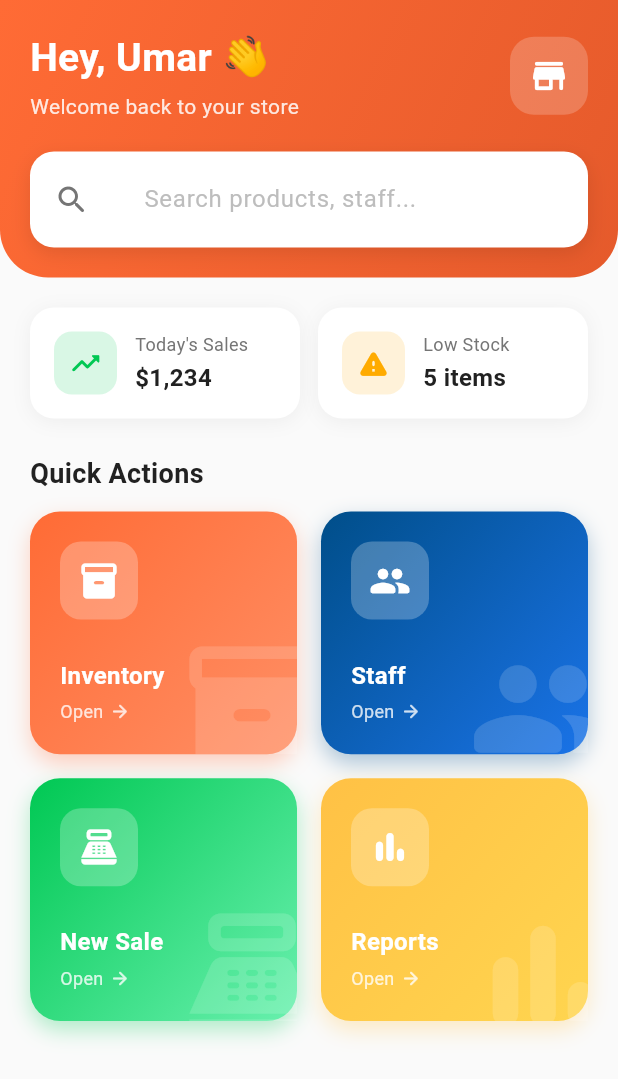
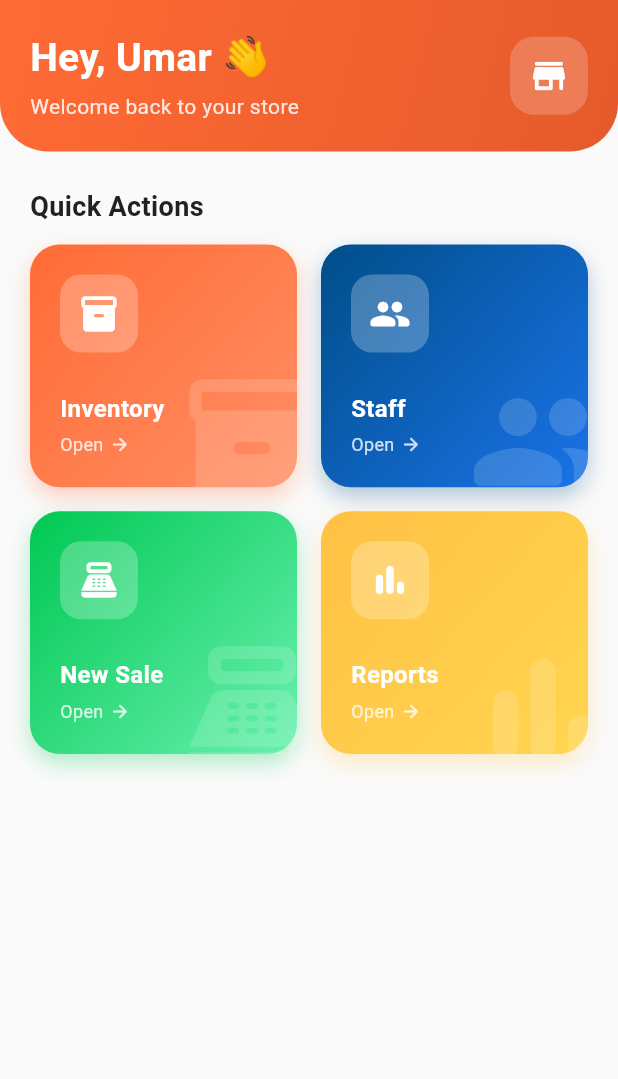
Before and after one commit to amirimranflutter/grocery_store_localxampphp, a Flutter app: the screen it shows after launch, on a phone screen of 412 x 824 dp. Shown: the top 1079 px of the screen. Run offline on Flutter 3.47's test engine with Material 3 defaults, Android fonts, the phone set to English and light mode, and no system bars.

Commit message:
ui enhancements

```diff
--- a/lib/geroceryStore/screens/dashBoard.dart
+++ b/lib/geroceryStore/screens/dashBoard.dart
@@ -17,10 +17,6 @@ class DashboardScreen extends StatelessWidget {
             // Custom Header
             SliverToBoxAdapter(
               child: _buildHeader(context),
-            ),
-            // Quick Stats
-            SliverToBoxAdapter(
-              child: _buildQuickStats(),
             ),
             // Menu Section Title
             const SliverToBoxAdapter(
@@ -125,7 +121,7 @@ class DashboardScreen extends StatelessWidget {
                     'Welcome back to your store',
                     style: TextStyle(
                       fontSize: 14,
-                      color: Colors.white.withOpacity(0.85),
+                      color: Colors.white.withValues(alpha: 0.85),
                     ),
                   ),
                 ],
@@ -133,7 +129,7 @@ class DashboardScreen extends StatelessWidget {
               Container(
                 padding: const EdgeInsets.all(12),
                 decoration: BoxDecoration(
-                  color: Colors.white.withOpacity(0.2),
+                  color: Colors.white.withValues(alpha: 0.2),
                   borderRadius: BorderRadius.circular(16),
                 ),
                 child: const Icon(
@@ -143,111 +139,6 @@ class DashboardScreen extends StatelessWidget {
                 ),
               ),
             ],
-          ),
-          const SizedBox(height: 20),
-          // Search Bar
-          Container(
-            padding: const EdgeInsets.symmetric(horizontal: 16, vertical: 4),
-            decoration: BoxDecoration(
-              color: Colors.white,
-              borderRadius: BorderRadius.circular(16),
-              boxShadow: [
-                BoxShadow(
-                  color: Colors.black.withOpacity(0.1),
-                  blurRadius: 10,
-                  offset: const Offset(0, 4),
-                ),
-              ],
-            ),
-            child: const TextField(
-              decoration: InputDecoration(
-                hintText: 'Search products, staff...',
-                hintStyle: TextStyle(color: AppColors.textHint),
-                border: InputBorder.none,
-                icon: Icon(Icons.search_rounded, color: AppColors.textSecondary),
-                filled: false,
-              ),
-            ),
-          ),
-        ],
-      ),
-    );
-  }
-
-  Widget _buildQuickStats() {
-    return Padding(
-      padding: const EdgeInsets.fromLTRB(20, 20, 20, 0),
-      child: Row(
-        children: [
-          Expanded(
-            child: _buildStatCard(
-              'Today\'s Sales',
-              '\$1,234',
-              Icons.trending_up_rounded,
-              AppColors.success,
-            ),
-          ),
-          const SizedBox(width: 12),
-          Expanded(
-            child: _buildStatCard(
-              'Low Stock',
-              '5 items',
-              Icons.warning_rounded,
-              AppColors.warning,
-            ),
-          ),
-        ],
-      ),
-    );
-  }
-
-  Widget _buildStatCard(String title, String value, IconData icon, Color color) {
-    return Container(
-      padding: const EdgeInsets.all(16),
-      decoration: BoxDecoration(
-        color: AppColors.surface,
-        borderRadius: BorderRadius.circular(16),
-        boxShadow: [
-          BoxShadow(
-            color: Colors.black.withOpacity(0.05),
-            blurRadius: 10,
-            offset: const Offset(0, 2),
-          ),
-        ],
-      ),
-      child: Row(
-        children: [
-          Container(
-            padding: const EdgeInsets.all(10),
-            decoration: BoxDecoration(
-              color: color.withOpacity(0.15),
-              borderRadius: BorderRadius.circular(12),
-            ),
-            child: Icon(icon, color: color, size: 22),
-          ),
-          const SizedBox(width: 12),
-          Expanded(
-            child: Column(
-              crossAxisAlignment: CrossAxisAlignment.start,
-              children: [
-                Text(
-                  title,
-                  style: const TextStyle(
-                    fontSize: 12,
-                    color: AppColors.textSecondary,
-                  ),
-                ),
-                const SizedBox(height: 2),
-                Text(
-                  value,
-                  style: const TextStyle(
-                    fontSize: 16,
-                    fontWeight: FontWeight.bold,
-                    color: AppColors.textPrimary,
-                  ),
-                ),
-              ],
-            ),
           ),
         ],
       ),
@@ -282,7 +173,7 @@ class DashboardScreen extends StatelessWidget {
             borderRadius: BorderRadius.circular(20),
             boxShadow: [
               BoxShadow(
-                color: color.withOpacity(0.3),
+                color: color.withValues(alpha: 0.3),
                 blurRadius: 12,
                 offset: const Offset(0, 6),
               ),
@@ -297,7 +188,7 @@ class DashboardScreen extends StatelessWidget {
                 child: Icon(
                   icon,
                   size: 100,
-                  color: Colors.white.withOpacity(0.15),
+                  color: Colors.white.withValues(alpha: 0.15),
                 ),
               ),
               // Content
@@ -309,7 +200,7 @@ class DashboardScreen extends StatelessWidget {
                     Container(
                       padding: const EdgeInsets.all(12),
                       decoration: BoxDecoration(
-                        color: Colors.white.withOpacity(0.25),
+                        color: Colors.white.withValues(alpha: 0.25),
                         borderRadius: BorderRadius.circular(14),
                       ),
                       child: Icon(icon, color: Colors.white, size: 28),
@@ -329,14 +220,14 @@ class DashboardScreen extends StatelessWidget {
                         Text(
                           'Open',
                           style: TextStyle(
-                            color: Colors.white.withOpacity(0.8),
+                            color: Colors.white.withValues(alpha: 0.8),
                             fontSize: 12,
                           ),
                         ),
                         const SizedBox(width: 4),
                         Icon(
                           Icons.arrow_forward_rounded,
-                          color: Colors.white.withOpacity(0.8),
+                          color: Colors.white.withValues(alpha: 0.8),
                           size: 14,
                         ),
                       ],
```
